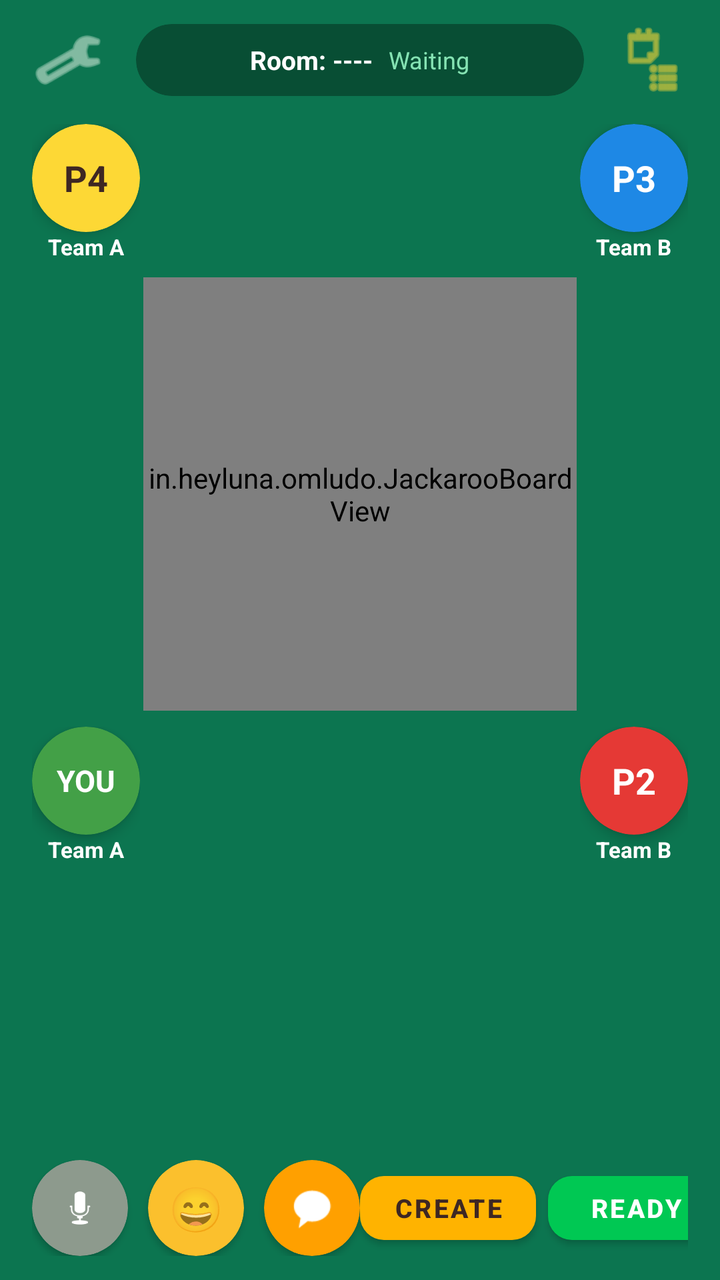
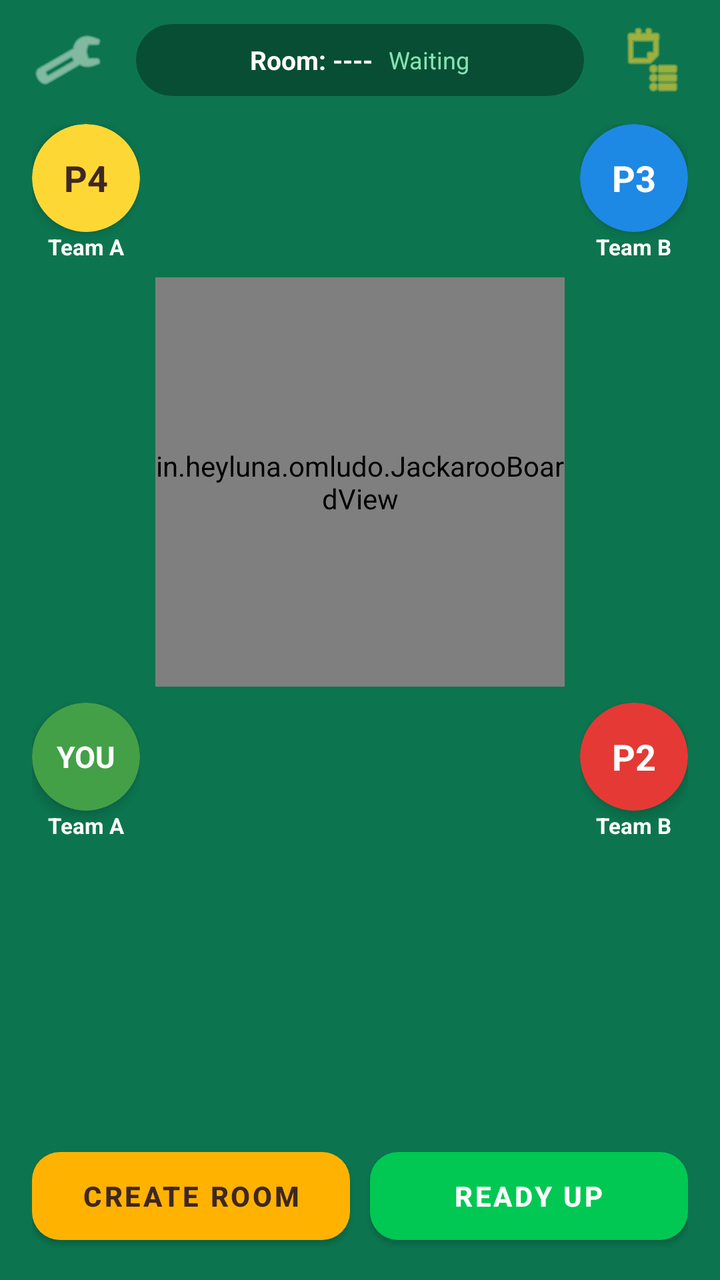

Compare the two renders of this Android layout. The source of the first and the diff that turns it into the second are given below.
<!-- AndroidManifest.xml: application theme Theme.OmLudo -->
<!-- res/layout/activity_main.xml -->
<?xml version="1.0" encoding="utf-8"?>
<androidx.constraintlayout.widget.ConstraintLayout xmlns:android="http://schemas.android.com/apk/res/android"
    xmlns:app="http://schemas.android.com/apk/res-auto"
    xmlns:tools="http://schemas.android.com/tools"
    android:id="@+id/main"
    android:layout_width="match_parent"
    android:layout_height="match_parent"
    android:background="#0C7550"
    android:fitsSystemWindows="true">

    
    <LinearLayout
        android:id="@+id/topBar"
        android:layout_width="0dp"
        android:layout_height="wrap_content"
        android:orientation="horizontal"
        android:paddingHorizontal="16dp"
        android:paddingTop="12dp"
        android:paddingBottom="6dp"
        android:gravity="center_vertical"
        app:layout_constraintTop_toTopOf="parent"
        app:layout_constraintStart_toStartOf="parent"
        app:layout_constraintEnd_toEndOf="parent">

        <ImageView
            android:layout_width="36dp"
            android:layout_height="36dp"
            android:src="@android:drawable/ic_menu_manage"
            app:tint="#D0E8D7" />

        <Space
            android:layout_width="16dp"
            android:layout_height="wrap_content" />

        
        <androidx.cardview.widget.CardView
            android:layout_width="0dp"
            android:layout_height="36dp"
            android:layout_weight="1"
            app:cardCornerRadius="18dp"
            app:cardBackgroundColor="#084E34"
            app:cardElevation="0dp">

            <LinearLayout
                android:layout_width="match_parent"
                android:layout_height="match_parent"
                android:orientation="horizontal"
                android:gravity="center"
                android:paddingHorizontal="12dp">

                <TextView
                    android:id="@+id/tvRoomCode"
                    android:layout_width="wrap_content"
                    android:layout_height="wrap_content"
                    android:text="Room: ----"
                    android:textColor="#FFFFFF"
                    android:textSize="13sp"
                    android:textStyle="bold" />

                <TextView
                    android:id="@+id/tvTurnStatus"
                    android:layout_width="wrap_content"
                    android:layout_height="wrap_content"
                    android:layout_marginStart="8dp"
                    android:text="Waiting"
                    android:textColor="#85E3B3"
                    android:textSize="12sp" />
            </LinearLayout>
        </androidx.cardview.widget.CardView>

        <Space
            android:layout_width="16dp"
            android:layout_height="wrap_content" />

        <ImageView
            android:layout_width="36dp"
            android:layout_height="36dp"
            android:src="@android:drawable/ic_menu_agenda"
            app:tint="#FDD835" />
    </LinearLayout>

    
    <LinearLayout
        android:id="@+id/playerTopLeft"
        android:layout_width="wrap_content"
        android:layout_height="wrap_content"
        android:orientation="vertical"
        android:gravity="center"
        android:layout_marginStart="16dp"
        android:layout_marginTop="8dp"
        app:layout_constraintTop_toBottomOf="@id/topBar"
        app:layout_constraintStart_toStartOf="parent">

        <androidx.cardview.widget.CardView
            android:layout_width="54dp"
            android:layout_height="54dp"
            app:cardCornerRadius="27dp"
            app:cardBackgroundColor="#FDD835"
            app:cardElevation="4dp">

            <TextView
                android:layout_width="match_parent"
                android:layout_height="match_parent"
                android:text="P4"
                android:textSize="18sp"
                android:textStyle="bold"
                android:textColor="#3E2723"
                android:gravity="center" />
        </androidx.cardview.widget.CardView>

        <TextView
            android:layout_width="wrap_content"
            android:layout_height="wrap_content"
            android:text="Team A"
            android:textColor="#FFFFFF"
            android:textSize="11sp"
            android:textStyle="bold" />
    </LinearLayout>

    
    <LinearLayout
        android:id="@+id/playerTopRight"
        android:layout_width="wrap_content"
        android:layout_height="wrap_content"
        android:orientation="vertical"
        android:gravity="center"
        android:layout_marginEnd="16dp"
        android:layout_marginTop="8dp"
        app:layout_constraintTop_toBottomOf="@id/topBar"
        app:layout_constraintEnd_toEndOf="parent">

        <androidx.cardview.widget.CardView
            android:layout_width="54dp"
            android:layout_height="54dp"
            app:cardCornerRadius="27dp"
            app:cardBackgroundColor="#1E88E5"
            app:cardElevation="4dp">

            <TextView
                android:layout_width="match_parent"
                android:layout_height="match_parent"
                android:text="P3"
                android:textSize="18sp"
                android:textStyle="bold"
                android:textColor="#FFFFFF"
                android:gravity="center" />
        </androidx.cardview.widget.CardView>

        <TextView
            android:layout_width="wrap_content"
            android:layout_height="wrap_content"
            android:text="Team B"
            android:textColor="#FFFFFF"
            android:textSize="11sp"
            android:textStyle="bold" />
    </LinearLayout>

    
    <in.heyluna.omludo.JackarooBoardView
        android:id="@+id/boardView"
        android:layout_width="0dp"
        android:layout_height="0dp"
        android:layout_margin="8dp"
        app:layout_constraintDimensionRatio="1:1"
        app:layout_constraintTop_toBottomOf="@id/playerTopLeft"
        app:layout_constraintBottom_toTopOf="@id/playerBottomLeft"
        app:layout_constraintStart_toStartOf="parent"
        app:layout_constraintEnd_toEndOf="parent" />

    
    <LinearLayout
        android:id="@+id/playerBottomLeft"
        android:layout_width="wrap_content"
        android:layout_height="wrap_content"
        android:orientation="vertical"
        android:gravity="center"
        android:layout_marginStart="16dp"
        android:layout_marginBottom="4dp"
        app:layout_constraintBottom_toTopOf="@id/cardsContainer"
        app:layout_constraintStart_toStartOf="parent">

        <androidx.cardview.widget.CardView
            android:layout_width="54dp"
            android:layout_height="54dp"
            app:cardCornerRadius="27dp"
            app:cardBackgroundColor="#43A047"
            app:cardElevation="4dp">

            <TextView
                android:layout_width="match_parent"
                android:layout_height="match_parent"
                android:text="YOU"
                android:textSize="15sp"
                android:textStyle="bold"
                android:textColor="#FFFFFF"
                android:gravity="center" />
        </androidx.cardview.widget.CardView>

        <TextView
            android:layout_width="wrap_content"
            android:layout_height="wrap_content"
            android:text="Team A"
            android:textColor="#FFFFFF"
            android:textSize="11sp"
            android:textStyle="bold" />
    </LinearLayout>

    
    <LinearLayout
        android:id="@+id/playerBottomRight"
        android:layout_width="wrap_content"
        android:layout_height="wrap_content"
        android:orientation="vertical"
        android:gravity="center"
        android:layout_marginEnd="16dp"
        android:layout_marginBottom="4dp"
        app:layout_constraintBottom_toTopOf="@id/cardsContainer"
        app:layout_constraintEnd_toEndOf="parent">

        <androidx.cardview.widget.CardView
            android:layout_width="54dp"
            android:layout_height="54dp"
            app:cardCornerRadius="27dp"
            app:cardBackgroundColor="#E53935"
            app:cardElevation="4dp">

            <TextView
                android:layout_width="match_parent"
                android:layout_height="match_parent"
                android:text="P2"
                android:textSize="18sp"
                android:textStyle="bold"
                android:textColor="#FFFFFF"
                android:gravity="center" />
        </androidx.cardview.widget.CardView>

        <TextView
            android:layout_width="wrap_content"
            android:layout_height="wrap_content"
            android:text="Team B"
            android:textColor="#FFFFFF"
            android:textSize="11sp"
            android:textStyle="bold" />
    </LinearLayout>

    
    <HorizontalScrollView
        android:id="@+id/cardsContainer"
        android:layout_width="0dp"
        android:layout_height="136dp"
        android:layout_marginHorizontal="12dp"
        android:layout_marginBottom="8dp"
        android:scrollbars="none"
        app:layout_constraintBottom_toTopOf="@id/bottomControls"
        app:layout_constraintStart_toStartOf="parent"
        app:layout_constraintEnd_toEndOf="parent">

        <LinearLayout
            android:id="@+id/llHandCards"
            android:layout_width="wrap_content"
            android:layout_height="match_parent"
            android:orientation="horizontal"
            android:gravity="center_vertical" />
    </HorizontalScrollView>

    
    <LinearLayout
        android:id="@+id/bottomControls"
        android:layout_width="0dp"
        android:layout_height="wrap_content"
        android:orientation="horizontal"
        android:paddingHorizontal="16dp"
        android:paddingBottom="12dp"
        android:gravity="center_vertical"
        app:layout_constraintBottom_toBottomOf="parent"
        app:layout_constraintStart_toStartOf="parent"
        app:layout_constraintEnd_toEndOf="parent">

        
        <androidx.cardview.widget.CardView
            android:layout_width="48dp"
            android:layout_height="48dp"
            app:cardCornerRadius="24dp"
            app:cardBackgroundColor="#8D9A8D"
            app:cardElevation="2dp">

            <ImageView
                android:layout_width="match_parent"
                android:layout_height="match_parent"
                android:padding="12dp"
                android:src="@android:drawable/ic_btn_speak_now"
                app:tint="#FFFFFF" />
        </androidx.cardview.widget.CardView>

        
        <androidx.cardview.widget.CardView
            android:layout_width="48dp"
            android:layout_height="48dp"
            android:layout_marginStart="10dp"
            app:cardCornerRadius="24dp"
            app:cardBackgroundColor="#FBC02D"
            app:cardElevation="2dp">

            <TextView
                android:layout_width="match_parent"
                android:layout_height="match_parent"
                android:text="😄"
                android:textSize="22sp"
                android:gravity="center" />
        </androidx.cardview.widget.CardView>

        
        <androidx.cardview.widget.CardView
            android:layout_width="48dp"
            android:layout_height="48dp"
            android:layout_marginStart="10dp"
            app:cardCornerRadius="24dp"
            app:cardBackgroundColor="#FFA000"
            app:cardElevation="2dp">

            <ImageView
                android:layout_width="match_parent"
                android:layout_height="match_parent"
                android:padding="12dp"
                android:src="@android:drawable/sym_action_chat"
                app:tint="#FFFFFF" />
        </androidx.cardview.widget.CardView>

        <Space
            android:layout_width="0dp"
            android:layout_height="wrap_content"
            android:layout_weight="1" />

        
        <com.google.android.material.button.MaterialButton
            android:id="@+id/btnCreateRoom"
            android:layout_width="wrap_content"
            android:layout_height="44dp"
            android:text="Create"
            android:textSize="13sp"
            android:textStyle="bold"
            app:cornerRadius="12dp"
            app:backgroundTint="#FFB300"
            android:textColor="#3E2723"
            android:layout_marginEnd="6dp" />

        <com.google.android.material.button.MaterialButton
            android:id="@+id/btnReady"
            android:layout_width="wrap_content"
            android:layout_height="44dp"
            android:text="Ready"
            android:textSize="13sp"
            android:textStyle="bold"
            app:cornerRadius="12dp"
            app:backgroundTint="#00C853"
            android:textColor="#FFFFFF" />
    </LinearLayout>

</androidx.constraintlayout.widget.ConstraintLayout>
<!-- resources referenced by this layout -->
<resources>
  <style name="Theme.OmLudo" parent="Theme.MaterialComponents.Light.NoActionBar">
          <item name="colorPrimary">#D2691E</item>
          <item name="colorPrimaryVariant">#8B4513</item>
          <item name="colorOnPrimary">#FFFFFF</item>
          <item name="colorSecondary">#2E7D32</item>
          <item name="android:statusBarColor">#3E2723</item>
          <item name="android:windowLightStatusBar">false</item>
      </style>
</resources>

<!-- the commit's change to res/layout/activity_main.xml (unified diff, before → after) -->
@@ -249,9 +249,9 @@
         android:layout_width="0dp"
         android:layout_height="136dp"
         android:layout_marginHorizontal="12dp"
-        android:layout_marginBottom="8dp"
+        android:layout_marginBottom="80dp"
         android:scrollbars="none"
-        app:layout_constraintBottom_toTopOf="@id/bottomControls"
+        app:layout_constraintBottom_toBottomOf="parent"
         app:layout_constraintStart_toStartOf="parent"
         app:layout_constraintEnd_toEndOf="parent">
 
@@ -267,7 +267,7 @@
     <LinearLayout
         android:id="@+id/bottomControls"
         android:layout_width="0dp"
-        android:layout_height="wrap_content"
+        android:layout_height="72dp"
         android:orientation="horizontal"
         android:paddingHorizontal="16dp"
         android:paddingBottom="12dp"
@@ -276,82 +276,28 @@
         app:layout_constraintStart_toStartOf="parent"
         app:layout_constraintEnd_toEndOf="parent">
 
-        
-        <androidx.cardview.widget.CardView
-            android:layout_width="48dp"
-            android:layout_height="48dp"
-            app:cardCornerRadius="24dp"
-            app:cardBackgroundColor="#8D9A8D"
-            app:cardElevation="2dp">
-
-            <ImageView
-                android:layout_width="match_parent"
-                android:layout_height="match_parent"
-                android:padding="12dp"
-                android:src="@android:drawable/ic_btn_speak_now"
-                app:tint="#FFFFFF" />
-        </androidx.cardview.widget.CardView>
-
-        
-        <androidx.cardview.widget.CardView
-            android:layout_width="48dp"
-            android:layout_height="48dp"
-            android:layout_marginStart="10dp"
-            app:cardCornerRadius="24dp"
-            app:cardBackgroundColor="#FBC02D"
-            app:cardElevation="2dp">
-
-            <TextView
-                android:layout_width="match_parent"
-                android:layout_height="match_parent"
-                android:text="😄"
-                android:textSize="22sp"
-                android:gravity="center" />
-        </androidx.cardview.widget.CardView>
-
-        
-        <androidx.cardview.widget.CardView
-            android:layout_width="48dp"
-            android:layout_height="48dp"
-            android:layout_marginStart="10dp"
-            app:cardCornerRadius="24dp"
-            app:cardBackgroundColor="#FFA000"
-            app:cardElevation="2dp">
-
-            <ImageView
-                android:layout_width="match_parent"
-                android:layout_height="match_parent"
-                android:padding="12dp"
-                android:src="@android:drawable/sym_action_chat"
-                app:tint="#FFFFFF" />
-        </androidx.cardview.widget.CardView>
-
-        <Space
-            android:layout_width="0dp"
-            android:layout_height="wrap_content"
-            android:layout_weight="1" />
-
-        
         <com.google.android.material.button.MaterialButton
             android:id="@+id/btnCreateRoom"
-            android:layout_width="wrap_content"
-            android:layout_height="44dp"
-            android:text="Create"
-            android:textSize="13sp"
+            android:layout_width="0dp"
+            android:layout_height="56dp"
+            android:layout_weight="1"
+            android:text="Create Room"
+            android:textSize="14sp"
             android:textStyle="bold"
-            app:cornerRadius="12dp"
+            app:cornerRadius="14dp"
             app:backgroundTint="#FFB300"
             android:textColor="#3E2723"
-            android:layout_marginEnd="6dp" />
+            android:layout_marginEnd="10dp" />
 
         <com.google.android.material.button.MaterialButton
             android:id="@+id/btnReady"
-            android:layout_width="wrap_content"
-            android:layout_height="44dp"
-            android:text="Ready"
-            android:textSize="13sp"
+            android:layout_width="0dp"
+            android:layout_height="56dp"
+            android:layout_weight="1"
+            android:text="Ready Up"
+            android:textSize="14sp"
             android:textStyle="bold"
-            app:cornerRadius="12dp"
+            app:cornerRadius="14dp"
             app:backgroundTint="#00C853"
             android:textColor="#FFFFFF" />
     </LinearLayout>
